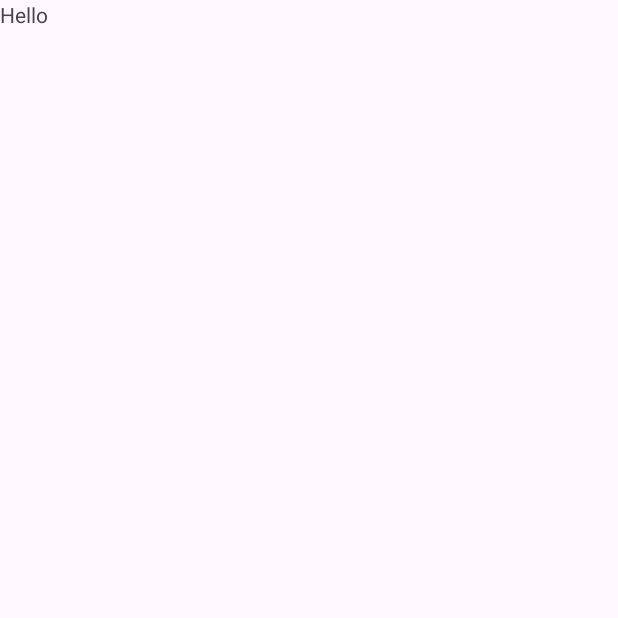
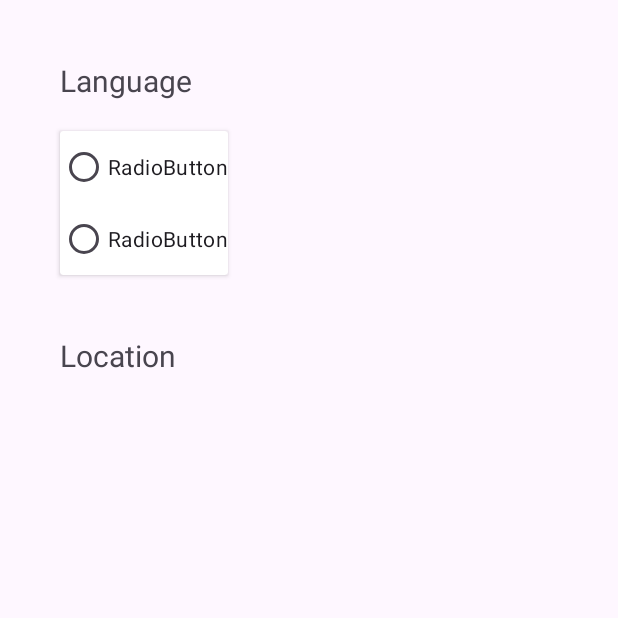
Before and after one commit to mayar1711/WeatherApp, an Android app: the SettingsFragment screen opened through its navigation route, on a phone screen of 412 x 824 dp, the top half of it. Before the commit the part shown is almost empty. Run offline under Robolectric (Android 15) with nearby library versions, the phone set to English and light mode, and no system bars; our stand-ins replace Room's generated code, data binding.

Commit message:
update class

```diff
--- a/app/src/main/java/com/example/temptrack/data/database/FavoriteLocalDataSourceImo.kt
+++ b/app/src/main/java/com/example/temptrack/data/database/FavoriteLocalDataSourceImo.kt
@@ -9,7 +9,7 @@ class FavoriteLocalDataSourceImo private constructor(private val favoriteDao: Fa
 
     companion object{
         @Volatile
-        var instance: FavoriteLocalDataSourceImo?=null
+      private  var instance: FavoriteLocalDataSourceImo?=null
 
         fun getInstance ( favoriteDao: FavoriteDao): FavoriteLocalDataSourceImo{
             return instance?: synchronized(this){
--- a/app/src/main/java/com/example/temptrack/data/repositry/WeatherRepository.kt
+++ b/app/src/main/java/com/example/temptrack/data/repositry/WeatherRepository.kt
@@ -7,7 +7,6 @@ import kotlinx.coroutines.flow.Flow
 
 interface WeatherRepository {
    fun getWeatherForecast(latitude: Double, longitude: Double, unit: String, language: String): Flow<WeatherForecastResponse>
-   suspend fun getLocation(): LatLng
    suspend fun insertFavorite(favorite: TempData)
    suspend fun deleteFavorite(favorite: TempData)
    fun getAllFavorite(): Flow<List<TempData>>
--- a/app/src/main/java/com/example/temptrack/data/repositry/WeatherRepositoryImpl.kt
+++ b/app/src/main/java/com/example/temptrack/data/repositry/WeatherRepositoryImpl.kt
@@ -29,10 +29,6 @@ class WeatherRepositoryImpl private constructor(private val remoteDataSource: We
         emit(response)
     }.flowOn(Dispatchers.IO)
 
-    override suspend fun getLocation(): LatLng {
-        TODO("Not yet implemented")
-    }
-
     override suspend fun insertFavorite(favorite: TempData) {
         localDataSource.insertFavorite(favorite)
     }
--- a/app/src/main/java/com/example/temptrack/location/LocationStatus.kt
+++ b/app/src/main/java/com/example/temptrack/location/LocationStatus.kt
@@ -5,6 +5,5 @@ import com.google.android.gms.maps.model.LatLng
 sealed class LocationStatus {
     class Success(var latLng: LatLng) : LocationStatus()
     class Failure(var throwable: String) : LocationStatus()
-
     object Loading : LocationStatus()
 }
--- /dev/null
+++ b/app/src/main/java/com/example/temptrack/location/LocationType.kt
@@ -0,0 +1,6 @@
+package com.example.temptrack.location
+
+enum class LocationType {
+    Map,
+    GPS
+}
--- a/app/src/main/java/com/example/temptrack/location/WeatherLocationManagerInterface.kt
+++ b/app/src/main/java/com/example/temptrack/location/WeatherLocationManagerInterface.kt
@@ -10,8 +10,5 @@ interface WeatherLocationManagerInterface {
 
     @SuppressLint("MissingPermission")
     fun requestLocationByGPS()
-    fun isLocationEnabled(): Boolean
     fun requestLocationSavedFromMap()
-    fun requestLocationByGPS(callback: (LatLng) -> Unit)
-    fun removeLocationUpdate(locationCallback: LocationCallback)
 }
--- a/app/src/main/java/com/example/temptrack/ui/home/view/HomeFragment.kt
+++ b/app/src/main/java/com/example/temptrack/ui/home/view/HomeFragment.kt
@@ -33,6 +33,7 @@ import com.example.temptrack.ui.home.viewmodel.HomeViewModel
 import com.example.temptrack.ui.home.viewmodel.HomeViewModelFactory
 import kotlinx.coroutines.launch
 import com.example.temptrack.R
+import com.example.temptrack.util.ResultCallBack
 
 
 class HomeFragment : Fragment() {
@@ -80,24 +81,24 @@ class HomeFragment : Fragment() {
         viewLifecycleOwner.lifecycleScope.launch {
             viewModel.weatherForecast.collect { weatherData ->
                 when (weatherData) {
-                    is ApiWeatherData.Success -> {
-                        val forecast = weatherData.forecast
+                    is ResultCallBack.Success -> {
+                        val forecast = weatherData.data
                         Log.i("HomeFragment", "Weather forecast data: $forecast")
-                        val dailyItem=weatherData.forecast.daily
+                        val dailyItem=weatherData.data.daily
                         val data= convertToDailyWeather(dailyItem)
                         adapter.submitList(data)
-                        val hourlyItem=weatherData.forecast.hourly
+                        val hourlyItem=weatherData.data.hourly
                         val homeData= convertToHourlyWeather(hourlyItem)
                         todayAdapter.submitList(homeData)
                     }
 
-                    is ApiWeatherData.Error -> {
+                    is ResultCallBack.Error -> {
                         val errorMessage = weatherData.message
                         Log.i("HomeFragment", "Error fetching weather forecast: $errorMessage")
                         // Show error message in UI
                     }
 
-                    is ApiWeatherData.Loading -> {
+                    is ResultCallBack.Loading -> {
                         // Show loading indicator
                     }
 
--- a/app/src/main/java/com/example/temptrack/ui/home/viewmodel/HomeViewModel.kt
+++ b/app/src/main/java/com/example/temptrack/ui/home/viewmodel/HomeViewModel.kt
@@ -4,33 +4,37 @@ import android.app.Application
 import android.util.Log
 import androidx.lifecycle.ViewModel
 import androidx.lifecycle.viewModelScope
-import com.example.temptrack.data.network.ApiWeatherData
+import com.example.temptrack.data.model.WeatherForecastResponse
 import com.example.temptrack.data.repositry.WeatherRepository
 import com.example.temptrack.location.LocationStatus
 import com.example.temptrack.location.WeatherLocationManager
 import com.example.temptrack.location.WeatherLocationManagerInterface
+import com.example.temptrack.util.ResultCallBack
 import kotlinx.coroutines.flow.MutableStateFlow
 import kotlinx.coroutines.flow.StateFlow
 import kotlinx.coroutines.flow.catch
 import kotlinx.coroutines.launch
 
 class HomeViewModel(application: Application, private val repository: WeatherRepository) : ViewModel() {
-    private val _weatherForecast = MutableStateFlow<ApiWeatherData>(ApiWeatherData.Loading)
-    val weatherForecast: StateFlow<ApiWeatherData> = _weatherForecast
+    private val _weatherForecast = MutableStateFlow<ResultCallBack<WeatherForecastResponse>>(ResultCallBack.Loading)
+    val weatherForecast: StateFlow<ResultCallBack<WeatherForecastResponse>> = _weatherForecast
+
     private val locationManager: WeatherLocationManagerInterface = WeatherLocationManager.getInstance(application)
     private val _location = MutableStateFlow<LocationStatus>(LocationStatus.Loading)
     val location: StateFlow<LocationStatus> = _location
-    fun fetchWeatherForecast(latitude: Double, longitude: Double,unit:String,language: String) {
+
+    fun fetchWeatherForecast(latitude: Double, longitude: Double, unit: String, language: String) {
         viewModelScope.launch {
-            repository.getWeatherForecast(latitude, longitude,unit,language)
+            repository.getWeatherForecast(latitude, longitude, unit, language)
                 .catch { e ->
-                    _weatherForecast.value = ApiWeatherData.Error(e)
+                    _weatherForecast.value = ResultCallBack.Error(e)
                 }
                 .collect { result ->
-                    _weatherForecast.value = ApiWeatherData.Success(result)
-               }
+                    _weatherForecast.value = ResultCallBack.Success(result)
+                }
         }
     }
+
     fun requestGPSLocation() {
         locationManager.requestLocationByGPS()
         viewModelScope.launch {
@@ -44,7 +48,6 @@ class HomeViewModel(application: Application, private val repository: WeatherRep
                     }
                     else -> {
                         Log.e("HomeViewModel", "Failed to receive GPS location")
-
                     }
                 }
             }
--- /dev/null
+++ b/app/src/main/java/com/example/temptrack/util/ResultCallBack.kt
@@ -0,0 +1,8 @@
+package com.example.temptrack.util
+
+
+sealed class ResultCallBack <out T>{
+    data class Success<out T>(val data :T) : ResultCallBack<T>()
+    data class Error(val message: Throwable) : ResultCallBack<Nothing>()
+    object Loading: ResultCallBack<Nothing>()
+}
--- a/app/src/main/res/layout/fragment_settings.xml
+++ b/app/src/main/res/layout/fragment_settings.xml
@@ -1,13 +1,58 @@
 <?xml version="1.0" encoding="utf-8"?>
-<FrameLayout xmlns:android="http://schemas.android.com/apk/res/android"
+<androidx.constraintlayout.widget.ConstraintLayout xmlns:android="http://schemas.android.com/apk/res/android"
+    xmlns:app="http://schemas.android.com/apk/res-auto"
     xmlns:tools="http://schemas.android.com/tools"
     android:layout_width="match_parent"
     android:layout_height="match_parent"
     tools:context=".ui.settings.view.SettingsFragment">
 
+    <androidx.cardview.widget.CardView
+        android:id="@+id/cardView3"
+        android:layout_width="wrap_content"
+        android:layout_height="wrap_content"
+        android:layout_marginStart="40dp"
+        android:layout_marginTop="20dp"
+        app:layout_constraintStart_toStartOf="parent"
+        app:layout_constraintTop_toBottomOf="@+id/textView">
+
+        <RadioGroup
+            android:layout_width="wrap_content"
+            android:layout_height="wrap_content">
+
+            <RadioButton
+                android:id="@+id/rd_english"
+                android:layout_width="match_parent"
+                android:layout_height="wrap_content"
+                android:text="RadioButton" />
+
+            <RadioButton
+                android:id="@+id/rd_arabic"
+                android:layout_width="match_parent"
+                android:layout_height="wrap_content"
+                android:text="RadioButton" />
+        </RadioGroup>
+    </androidx.cardview.widget.CardView>
+
     <TextView
-        android:layout_width="match_parent"
-        android:layout_height="match_parent"
-        android:text="Hello" />
+        android:id="@+id/textView"
+        android:layout_width="wrap_content"
+        android:layout_height="wrap_content"
+        android:layout_marginStart="40dp"
+        android:layout_marginTop="40dp"
+        android:text="@string/language"
+        android:textSize="20sp"
+        app:layout_constraintStart_toStartOf="parent"
+        app:layout_constraintTop_toTopOf="parent" />
 
-</FrameLayout>
+    <TextView
+        android:id="@+id/textView5"
+        android:layout_width="wrap_content"
+        android:layout_height="wrap_content"
+        android:layout_marginStart="40dp"
+        android:layout_marginTop="40dp"
+        android:text="@string/location"
+        android:textSize="20sp"
+        app:layout_constraintStart_toStartOf="parent"
+        app:layout_constraintTop_toBottomOf="@+id/cardView3" />
+
+</androidx.constraintlayout.widget.ConstraintLayout>
--- a/app/src/main/res/values/strings.xml
+++ b/app/src/main/res/values/strings.xml
@@ -21,4 +21,6 @@
     <string name="sunny">sunny</string>
     <string name="next_forcast">Next Forcast</string>
     <string name="city">Cairo</string>
+    <string name="language">Language</string>
+    <string name="location">Location</string>
 </resources>
```
Also changed, not shown: app/src/main/java/com/example/temptrack/data/database/DataBaseResult.kt (deleted, +0 -11 lines), app/src/main/java/com/example/temptrack/location/WeatherLocationManager.kt (+16 -36 lines), app/src/main/java/com/example/temptrack/ui/favorite/view/FavoriteFragment.kt (+10 -13 lines), app/src/main/java/com/example/temptrack/ui/favorite/viewmodel/FavoriteViewModel.kt (+11 -13 lines).
